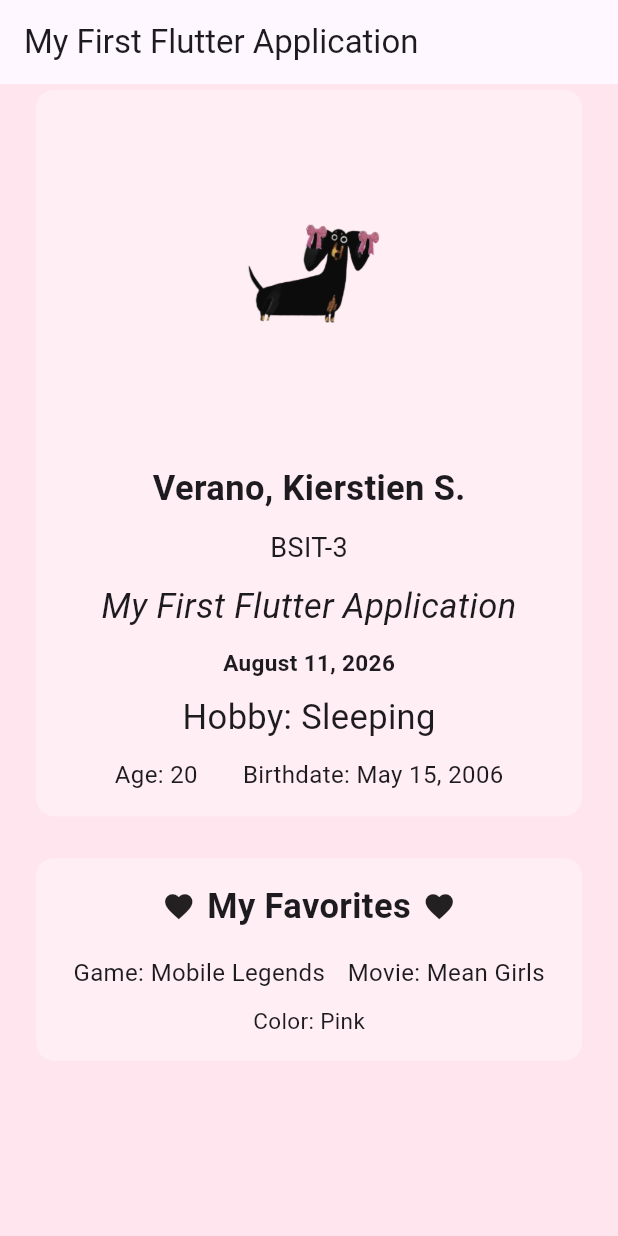
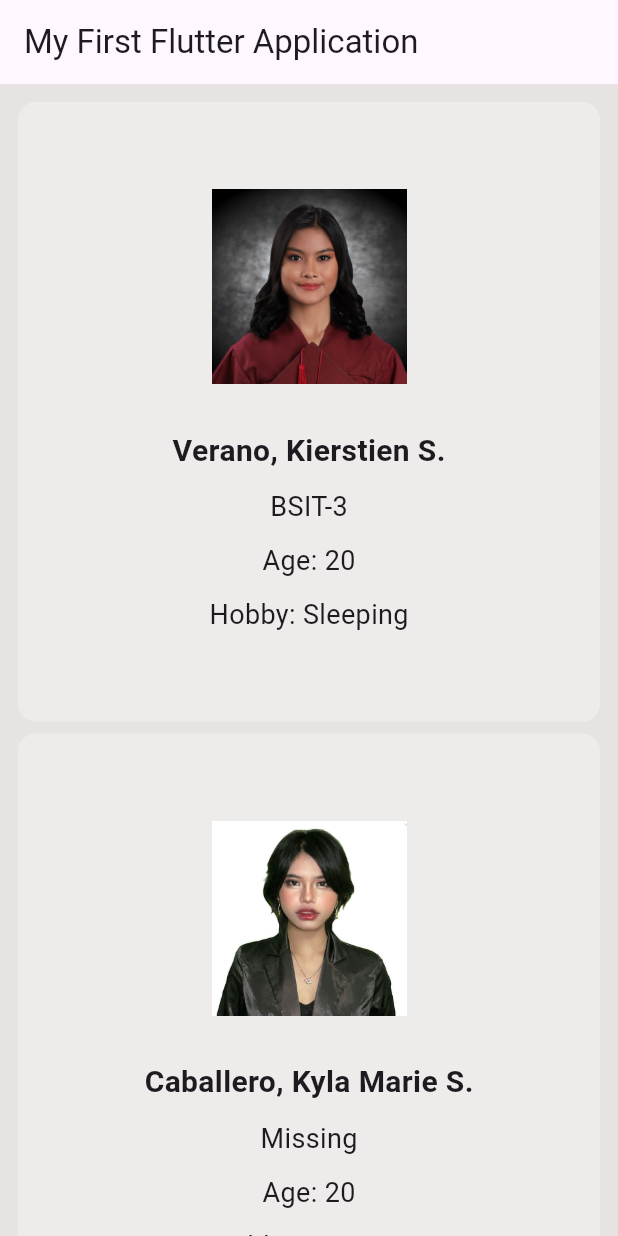
Before and after one commit to KVerano/IT314AB_Verano, a Flutter app: the screen it shows after launch, on a phone screen of 412 x 824 dp. Run offline on Flutter 3.47's test engine with Material 3 defaults, Android fonts, the phone set to English and light mode, and no system bars.

Commit message:
feat: submit Data-Driven UI

```diff
--- a/FlutterProjects/my_first_flutter_app/lib/main.dart
+++ b/FlutterProjects/my_first_flutter_app/lib/main.dart
@@ -1,4 +1,66 @@
 import 'package:flutter/material.dart';
+
+String profileImage = 'assets/kierstien.jpeg';
+String appTitle = "My First Flutter Application";
+String name = "Verano, Kierstien S.";
+String courseSection = "BSIT-3";
+String birthdate = "May 15, 2006";
+int age = 20;
+String hobby = "Sleeping";
+double height = 160.0;
+bool isStudent = true;
+
+class Profile {
+  String? image;
+  String? name;
+  String? courseSection;
+  int? age;
+  String? hobby;
+
+  Profile({this.image, this.name, this.courseSection, this.age, this.hobby});
+}
+
+List<Profile> profiles = [
+  Profile(
+    image: 'assets/kierstien.jpeg',
+    name: 'Verano, Kierstien S.',
+    courseSection: 'BSIT-3',
+    age: 20,
+    hobby: 'Sleeping',
+  ),
+
+  Profile(
+    image: 'assets/kyla.jpeg',
+    name: 'Caballero, Kyla Marie S.',
+    courseSection: null,
+    age: 20,
+    hobby: 'Drawing',
+  ),
+
+  Profile(
+    image: 'assets/zelon.jpeg',
+    name: 'Estimo, Zelon Matthew C.',
+    courseSection: 'BSIT-3',
+    age: null,
+    hobby: 'Dancing',
+  ),
+
+  Profile(
+    image: 'assets/leila.jpeg',
+    name: 'Bangoy, Leila G.',
+    courseSection: 'BSIT-3',
+    age: 20,
+    hobby: null,
+  ),
+
+  Profile(
+    image: 'assets/cassy.jpeg',
+    name: 'Oraiz, Cassandra Gayle R.',
+    courseSection: 'BSIT-3',
+    age: 20,
+    hobby: 'Gaming',
+  ),
+];
 
 void main() {
   runApp(const MyApp());
@@ -7,141 +69,70 @@ void main() {
 class MyApp extends StatelessWidget {
   const MyApp({super.key});
 
+  Widget profileCard(Profile profile) {
+    return Card(
+      color: Colors.white.withOpacity(0.3),
+      elevation: 0,
+      child: Padding(
+        padding: const EdgeInsets.all(8),
+        child: Column(
+          mainAxisAlignment: MainAxisAlignment.center,
+          children: [
+            SizedBox(height: 50),
+
+            Image.asset(profile.image ?? 'Missing', width: 130),
+
+            SizedBox(height: 30),
+
+            Text(
+              profile.name ?? 'Missing',
+              style: TextStyle(fontSize: 20, fontWeight: FontWeight.bold),
+            ),
+
+            SizedBox(height: 10),
+
+            Text(
+              profile.courseSection ?? 'Missing',
+              style: TextStyle(fontSize: 18),
+            ),
+
+            SizedBox(height: 10),
+
+            Text(
+              "Age: ${profile.age ?? 'Missing'}",
+              style: TextStyle(fontSize: 18),
+            ),
+
+            SizedBox(height: 10),
+
+            Text(
+              "Hobby: ${profile.hobby ?? 'Missing'}",
+              style: TextStyle(fontSize: 18),
+            ),
+
+            SizedBox(height: 50),
+          ],
+        ),
+      ),
+    );
+  }
+
   @override
   Widget build(BuildContext context) {
     return MaterialApp(
       debugShowCheckedModeBanner: false,
       home: Scaffold(
-        backgroundColor: const Color(0xFFFFE6EE),
+        backgroundColor: const Color.fromARGB(255, 231, 227, 227),
         appBar: AppBar(title: const Text("My First Flutter Application")),
         body: SingleChildScrollView(
-          // provides scrolling capability to a single child container whose content might exceed the available screen space
+          // provides scrolling capability to a single child container whose content might exceed the available screen space (Flag 6)
           child: Padding(
-            padding: const EdgeInsets.symmetric(horizontal: 20),
+            padding: const EdgeInsets.all(8),
             child: Column(
               mainAxisAlignment: MainAxisAlignment.center,
               crossAxisAlignment: CrossAxisAlignment.stretch,
               children: [
-                // Card 1: Personal Information (Profile kemeru of mine)
-                Card(
-                  color: Colors.white.withOpacity(0.3),
-                  elevation: 0,
-                  child: Padding(
-                    padding: const EdgeInsets.fromLTRB(16, 8, 16, 16),
-                    child: Column(
-                      mainAxisAlignment: MainAxisAlignment.center,
-                      children: [
-                        Image.asset('assets/dachshund.png', width: 130),
-
-                        SizedBox(height: 10),
-                        Text(
-                          "Verano, Kierstien S.",
-                          style: TextStyle(
-                            fontSize: 23,
-                            fontWeight: FontWeight.bold,
-                          ),
-                        ),
-
-                        SizedBox(height: 10),
-                        Text("BSIT-3", style: TextStyle(fontSize: 18)),
-
-                        SizedBox(height: 10),
-                        Text(
-                          "My First Flutter Application",
-                          style: TextStyle(
-                            fontSize: 23,
-                            fontStyle: FontStyle.italic,
-                          ),
-                        ),
-
-                        SizedBox(height: 10),
-                        Text(
-                          "August 11, 2026",
-                          style: TextStyle(
-                            fontSize: 15,
-                            fontWeight: FontWeight.bold,
-                          ),
-                        ),
-
-                        SizedBox(height: 10),
-                        Text("Hobby: Sleeping", style: TextStyle(fontSize: 23)),
-
-                        SizedBox(height: 10),
-                        Row(
-                          mainAxisAlignment: MainAxisAlignment.center,
-                          crossAxisAlignment: CrossAxisAlignment.center,
-                          children: [
-                            Text('Age: 20', style: TextStyle(fontSize: 16)),
-
-                            SizedBox(width: 30),
-                            Text(
-                              'Birthdate: May 15, 2006',
-                              style: TextStyle(fontSize: 16),
-                            ),
-                          ],
-                        ),
-                      ],
-                    ),
-                  ),
-                ),
-
-                SizedBox(height: 20),
-
-                // Card 2: Favorites of mine <33
-                Card(
-                  color: Colors.white.withOpacity(0.3),
-                  elevation: 0,
-                  child: Padding(
-                    padding: const EdgeInsets.all(16),
-                    child: Column(
-                      mainAxisAlignment: MainAxisAlignment.center,
-                      children: [
-                        Row(
-                          mainAxisAlignment: MainAxisAlignment.center,
-                          crossAxisAlignment: CrossAxisAlignment.center,
-                          children: [
-                            Icon(Icons.favorite, size: 22),
-
-                            SizedBox(width: 8),
-                            Text(
-                              "My Favorites",
-                              style: TextStyle(
-                                fontSize: 23,
-                                fontWeight: FontWeight.bold,
-                              ),
-                            ),
-
-                            SizedBox(width: 8),
-                            Icon(Icons.favorite, size: 22),
-                          ],
-                        ),
-
-                        SizedBox(height: 16),
-                        Row(
-                          mainAxisAlignment: MainAxisAlignment.center,
-                          crossAxisAlignment: CrossAxisAlignment.center,
-                          children: [
-                            Text(
-                              'Game: Mobile Legends',
-                              style: TextStyle(fontSize: 16),
-                            ),
-
-                            SizedBox(width: 15),
-                            Text(
-                              'Movie: Mean Girls',
-                              style: TextStyle(fontSize: 16),
-                            ),
-                          ],
-                        ),
-
-                        SizedBox(height: 10),
-                        Text("Color: Pink", style: TextStyle(fontSize: 15)),
-                      ],
-                    ),
-                  ),
-                ),
-
-                SizedBox(height: 20),
+                for (Profile profile in profiles) profileCard(profile),
               ],
             ),
           ),
@@ -150,34 +141,3 @@ class MyApp extends StatelessWidget {
     );
   }
 }
-
-/*class _InfoBox extends StatelessWidget {
-  final String text;
-  final double fontSize;
-  final FontWeight fontWeight;
-
-  const _InfoBox({
-    required this.text,
-    required this.fontSize,
-    this.fontWeight = FontWeight.normal,
-  });
-
-  @override
-  Widget build(BuildContext context) {
-    return Container(
-      padding: const EdgeInsets.symmetric(horizontal: 16, vertical: 8),
-      decoration: BoxDecoration(
-        color: Color.fromARGB(90, 255, 255, 255),
-        borderRadius: BorderRadius.circular(10),
-      ),
-      child: Text(
-        text,
-        style: TextStyle(
-          fontSize: fontSize,
-          fontWeight: fontWeight,
-          color: const Color.fromARGB(255, 255, 176, 210),
-        ),
-      ),
-    );
-  }
-}*/
--- a/FlutterProjects/my_first_flutter_app/pubspec.yaml
+++ b/FlutterProjects/my_first_flutter_app/pubspec.yaml
@@ -59,6 +59,11 @@ flutter:
 
   assets:
   - assets/dachshund.png
+  - assets/kierstien.jpeg
+  - assets/kyla.jpeg
+  - assets/zelon.jpeg
+  - assets/leila.jpeg
+  - assets/cassy.jpeg
 
   # To add assets to your application, add an assets section, like this:
   # assets:
```
Also changed, not shown: FlutterProjects/my_first_flutter_app/assets/cassy.jpeg (added), FlutterProjects/my_first_flutter_app/assets/kierstien.jpeg (added), FlutterProjects/my_first_flutter_app/assets/kyla.jpeg (added), FlutterProjects/my_first_flutter_app/assets/leila.jpeg (added), FlutterProjects/my_first_flutter_app/assets/zelon.jpeg (added).
